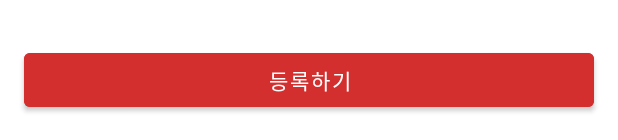
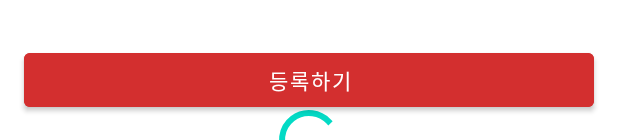
Before and after one commit to CogoCoding/Android_Kot_Prac, an Android app: the layout activity_add_article.xml on its own in the app's theme, with its tools: preview values and no code run, on a phone screen of 412 x 824 dp. Shown: the part 1096-1236 px from the top of the screen. Run offline under Robolectric (Android 15) with nearby library versions, the light colour scheme and no system bars.

Commit message:
kot13_fix_small_bugs_and_implement_progressBar

```diff
--- a/app/src/main/AndroidManifest.xml
+++ b/app/src/main/AndroidManifest.xml
@@ -27,6 +27,8 @@
         <activity android:name=".kot12.LoginActivity"></activity>
         <activity android:name=".kot12.LikeActivity"></activity>
         <activity android:name=".kot12.MatchedUserActivity"></activity>
+        <activity android:name=".kot13.home.AddArticleActivity"></activity>
+
 
         <meta-data
             android:name="com.facebook.sdk.ApplicationId"
--- a/app/src/main/java/com/example/kot6/kot13/MainActivity.kt
+++ b/app/src/main/java/com/example/kot6/kot13/MainActivity.kt
@@ -22,8 +22,10 @@ class MainActivity:AppCompatActivity() {
         val chatListFragment = ChatListFragment()
         val myPageFragment = MyPageFragment()
 
+
         val bottomNavigationView = findViewById<BottomNavigationView>(R.id.bottomNavagationView)
-        bottomNavigationView.setOnNavigationItemReselectedListener {
+        replaceFragment(homeFragment) //초기 화면 fragment 설정
+        bottomNavigationView.setOnNavigationItemSelectedListener {
             when(it.itemId){
                 R.id.home -> replaceFragment(homeFragment)
                 R.id.chatList ->replaceFragment(chatListFragment)
--- a/app/src/main/res/layout/activity_add_article.xml
+++ b/app/src/main/res/layout/activity_add_article.xml
@@ -2,7 +2,8 @@
 <androidx.constraintlayout.widget.ConstraintLayout xmlns:android="http://schemas.android.com/apk/res/android"
     android:layout_width="match_parent"
     android:layout_height="match_parent"
-    xmlns:app="http://schemas.android.com/apk/res-auto">
+    xmlns:app="http://schemas.android.com/apk/res-auto"
+    xmlns:tools="http://schemas.android.com/tools">
 
     <LinearLayout
         android:id="@+id/toolbarLayout"
@@ -84,5 +85,16 @@
         app:layout_constraintEnd_toEndOf="parent"
         app:layout_constraintBottom_toBottomOf="parent"/>
 
+    <ProgressBar
+        android:id="@+id/progressBar"
+        android:layout_width="wrap_content"
+        android:layout_height="wrap_content"
+        app:layout_constraintTop_toBottomOf="parent"
+        app:layout_constraintBottom_toBottomOf="parent"
+        app:layout_constraintStart_toStartOf="parent"
+        app:layout_constraintEnd_toEndOf="parent"
+        android:visibility="gone"
+        tools:visibility="visible"/>
+
 
 </androidx.constraintlayout.widget.ConstraintLayout>
```
Also changed, not shown: app/src/main/java/com/example/kot6/kot13/home/AddArticleActivity.kt (+14 -6 lines).
